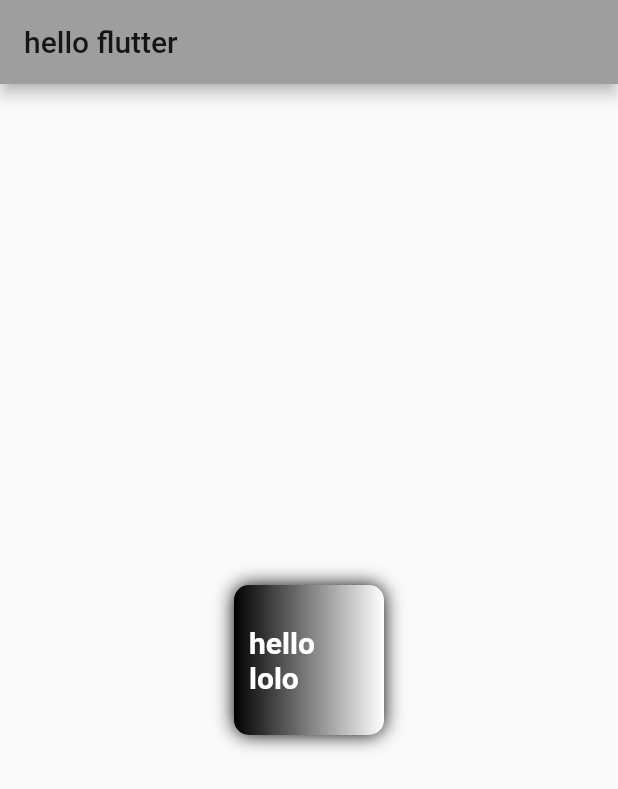
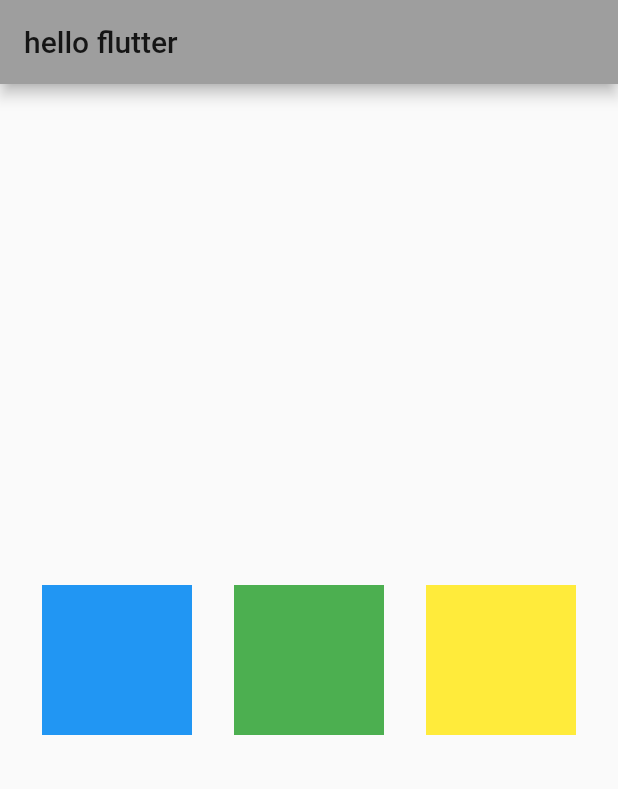
Before and after one commit to Sanjeevkumar-kv29/firstflutter, a Flutter app: the screen it shows after launch, on a phone screen of 412 x 824 dp. Shown: the top 789 px of the screen. Run offline on Flutter 3.47's test engine with Material 2 defaults, Android fonts, the phone set to English and light mode, and no system bars.

Commit message:
initial commit

```diff
--- a/lib/main.dart
+++ b/lib/main.dart
@@ -33,28 +33,30 @@ class Homepaget2 extends StatelessWidget {
       ),
 
       body: Center(
-        child: Container(
-          padding: const EdgeInsets.all(10),
-          //color: Colors.pink, // Coz box decoration also have Color property so that we can use it only at once
-          width: 100,
-          height: 100,
-          alignment: Alignment.center,
-          decoration: BoxDecoration(
-              color: Colors.teal,
-              //shape: BoxShape.circle
-              borderRadius: BorderRadius.circular(10),
-              gradient: LinearGradient(colors: [Colors.black, Colors.white]),
-              boxShadow: [
-                BoxShadow(
-                  color: Colors.black,
-                  blurRadius: 10,
-                )
-              ]),
-          child: Text('hello lolo',
-              style: TextStyle(
-                  color: Colors.white,
-                  fontSize: 20,
-                  fontWeight: FontWeight.bold)),
+        child: Row(
+          // similar for Column
+          mainAxisAlignment: MainAxisAlignment.spaceEvenly,
+          crossAxisAlignment: CrossAxisAlignment.center,
+          children: [
+            Container(
+              padding: const EdgeInsets.all(10),
+              width: 100,
+              height: 100,
+              color: Colors.blue,
+            ),
+            Container(
+              padding: const EdgeInsets.all(10),
+              width: 100,
+              height: 100,
+              color: Colors.green,
+            ),
+            Container(
+              padding: const EdgeInsets.all(10),
+              width: 100,
+              height: 100,
+              color: Colors.yellow,
+            )
+          ],
         ),
       ),
     );
```
